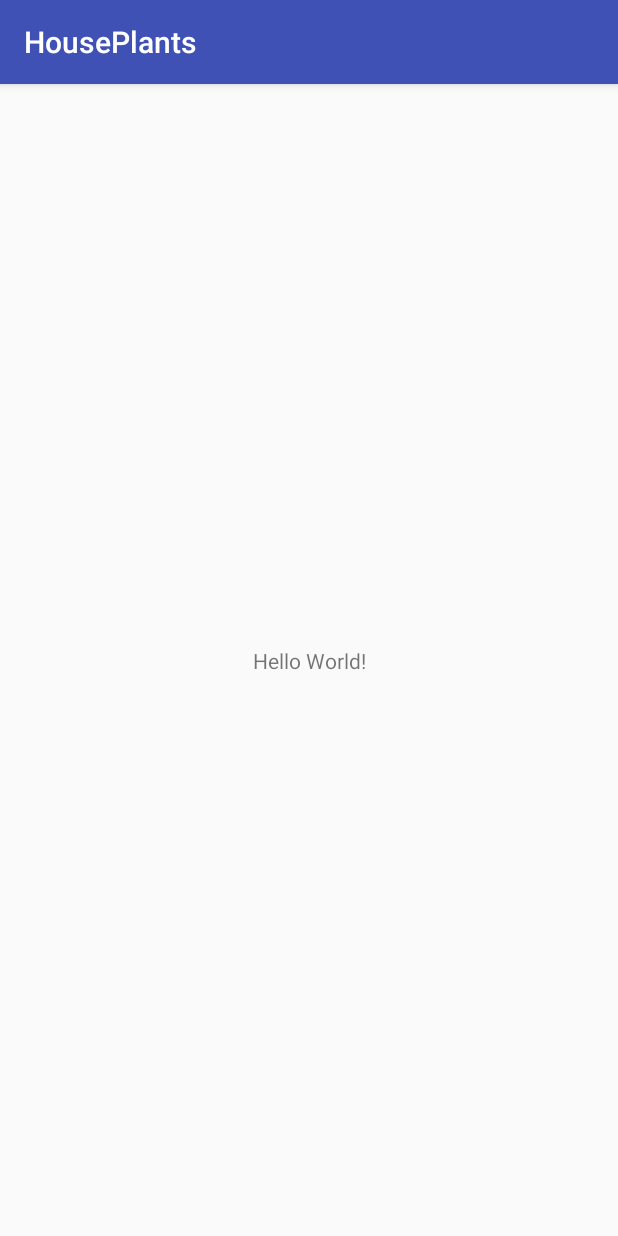
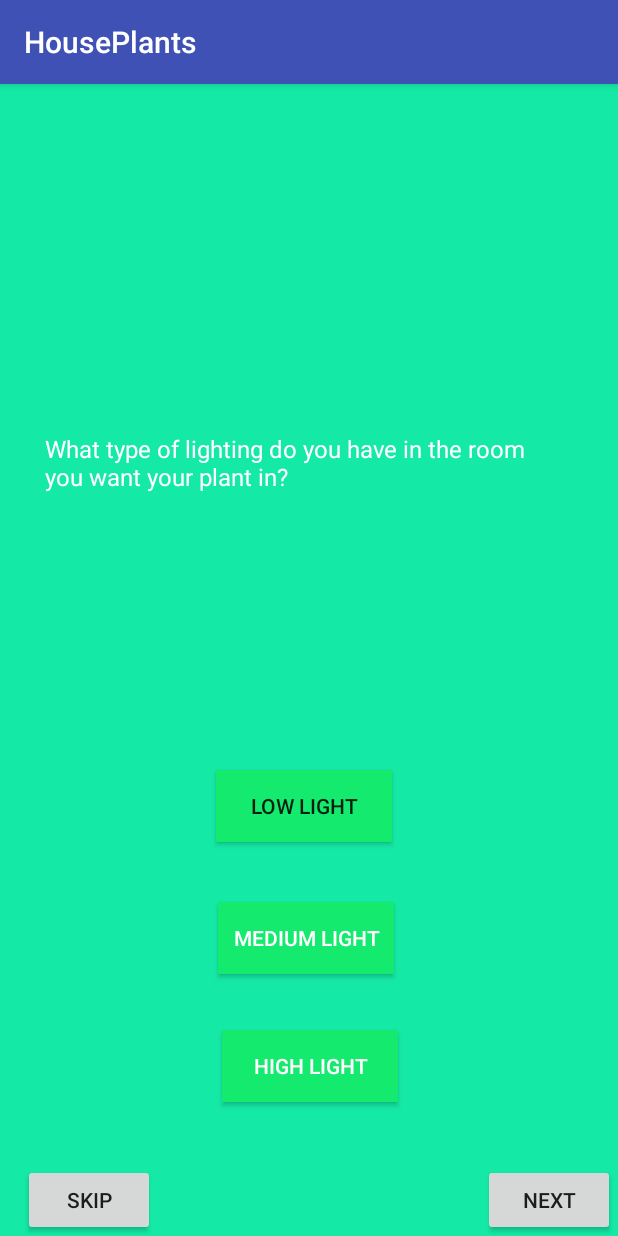
Before and after one commit to newlifehaonan/HappyPlants, an Android app: the screen it shows after launch (MainActivity), on a phone screen of 412 x 824 dp. Run offline under Robolectric (Android 15) with nearby library versions, the phone set to English and light mode, and no system bars.

Commit message:
Question 1 initial creation

```diff
--- a/app/src/main/res/layout/activity_main.xml
+++ b/app/src/main/res/layout/activity_main.xml
@@ -4,15 +4,86 @@
     xmlns:tools="http://schemas.android.com/tools"
     android:layout_width="match_parent"
     android:layout_height="match_parent"
+    android:background="#15E9A6"
     tools:context=".MainActivity">
 
     <TextView
+        android:id="@+id/textView"
+        android:layout_width="329dp"
+        android:layout_height="60dp"
+        android:layout_marginBottom="37dp"
+        android:layout_marginEnd="25dp"
+        android:layout_marginStart="30dp"
+        android:layout_marginTop="104dp"
+        android:background="#15E9A6"
+        android:text="What type of lighting do you have in the room you want your plant in?"
+        android:textAppearance="@android:style/TextAppearance.Widget.TextView.SpinnerItem"
+        android:textColor="@android:color/white"
+        app:layout_constraintBottom_toTopOf="@+id/lowB"
+        app:layout_constraintEnd_toEndOf="parent"
+        app:layout_constraintHorizontal_bias="0.0"
+        app:layout_constraintStart_toStartOf="parent"
+        app:layout_constraintTop_toTopOf="parent" />
+
+    <Button
+        android:id="@+id/lowB"
+        android:layout_width="117dp"
+        android:layout_height="wrap_content"
+        android:layout_marginBottom="40dp"
+        android:layout_marginEnd="137dp"
+        android:layout_marginStart="130dp"
+        android:background="#13EA6E"
+        android:text="Low Light"
+        app:layout_constraintBottom_toTopOf="@+id/MedB"
+        app:layout_constraintEnd_toEndOf="parent"
+        app:layout_constraintStart_toStartOf="parent"
+        tools:textColor="@android:color/white" />
+
+    <Button
+        android:id="@+id/MedB"
+        android:layout_width="117dp"
+        android:layout_height="48dp"
+        android:layout_marginBottom="37dp"
+        android:layout_marginEnd="136dp"
+        android:layout_marginStart="131dp"
+        android:background="#13EA6E"
+        android:text="Medium Light"
+        android:textColor="@android:color/white"
+        app:layout_constraintBottom_toTopOf="@+id/button3"
+        app:layout_constraintEnd_toEndOf="parent"
+        app:layout_constraintStart_toStartOf="parent" />
+
+    <Button
+        android:id="@+id/button3"
+        android:layout_width="117dp"
+        android:layout_height="48dp"
+        android:layout_marginBottom="89dp"
+        android:layout_marginEnd="133dp"
+        android:layout_marginStart="134dp"
+        android:background="#13EA6E"
+        android:text="High Light"
+        android:textColor="@android:color/background_light"
+        app:layout_constraintBottom_toBottomOf="parent"
+        app:layout_constraintEnd_toEndOf="parent"
+        app:layout_constraintStart_toStartOf="parent" />
+
+    <Button
+        android:id="@+id/button"
         android:layout_width="wrap_content"
         android:layout_height="wrap_content"
-        android:text="Hello World!"
+        android:layout_marginEnd="2dp"
+        android:text="NEXT"
         app:layout_constraintBottom_toBottomOf="parent"
-        app:layout_constraintLeft_toLeftOf="parent"
-        app:layout_constraintRight_toRightOf="parent"
-        app:layout_constraintTop_toTopOf="parent" />
+        app:layout_constraintEnd_toEndOf="parent" />
 
+    <Button
+        android:id="@+id/button2"
+        android:layout_width="wrap_content"
+        android:layout_height="wrap_content"
+        android:layout_marginEnd="205dp"
+        android:layout_marginStart="2dp"
+        android:text="SKIP"
+        app:layout_constraintBottom_toBottomOf="parent"
+        app:layout_constraintEnd_toStartOf="@+id/button"
+        app:layout_constraintStart_toStartOf="parent" />
 </android.support.constraint.ConstraintLayout>
```
